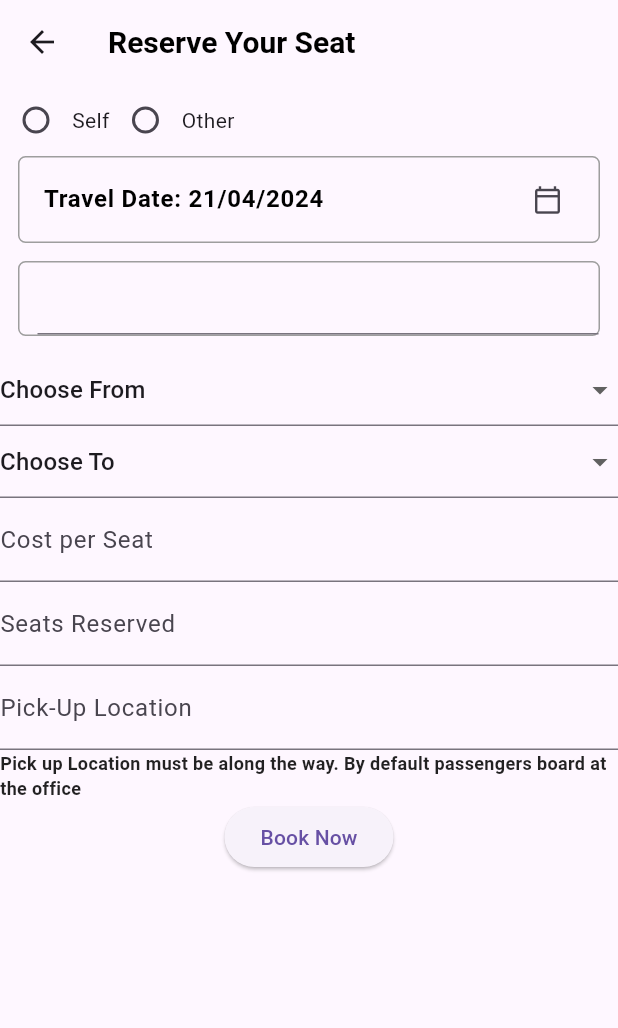
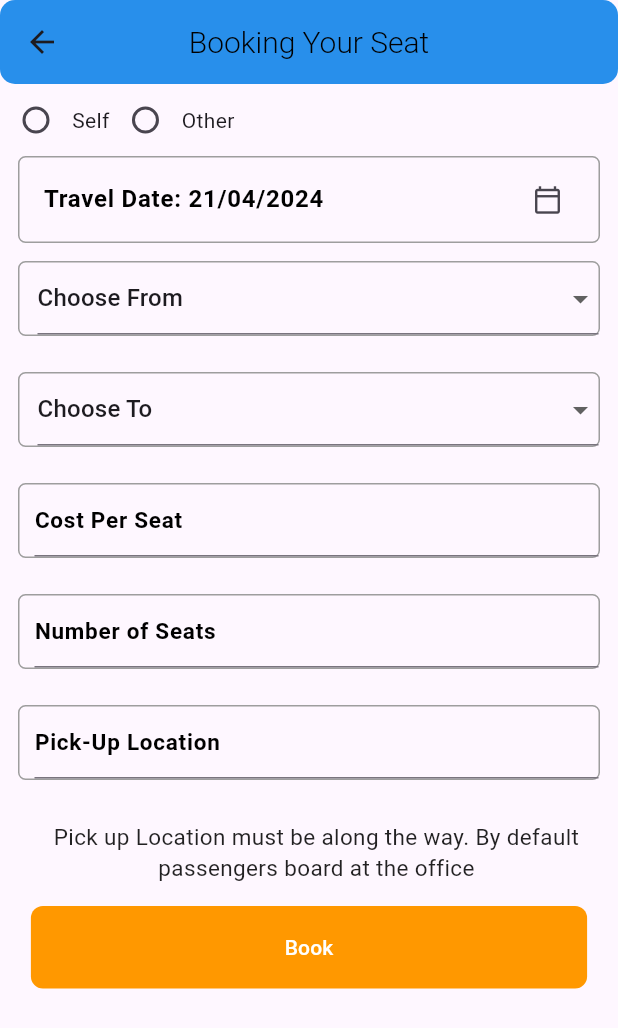
Before and after one commit to mikeyolang/nauliapp, a Flutter app: the BookingForm screen opened directly, on a phone screen of 412 x 824 dp. Shown: the top 1028 px of the screen. Run offline on Flutter 3.47's test engine with Material 3 defaults, Android fonts, the phone set to English and light mode, and no system bars.

Commit message:
Completed the Booking and home page UI

```diff
--- a/lib/Screens/booking.dart
+++ b/lib/Screens/booking.dart
@@ -2,6 +2,7 @@
 
 import 'package:flutter/material.dart';
 import 'package:intl/intl.dart';
+import 'package:nauliapp/Screens/booking_table.dart';
 
 class BookingForm extends StatefulWidget {
   const BookingForm({super.key});
@@ -63,12 +64,25 @@ class _BookingFormState extends State<BookingForm> {
   Widget build(BuildContext context) {
     return Scaffold(
       appBar: AppBar(
+        actions: const [],
+        elevation: 5,
+        backgroundColor: Colors.blue,
+        centerTitle: true,
+        shape: ShapeBorder.lerp(
+          RoundedRectangleBorder(
+            borderRadius: BorderRadius.circular(10),
+          ),
+          RoundedRectangleBorder(
+            borderRadius: BorderRadius.circular(10),
+          ),
+          1,
+        ),
         title: const Text(
-          'Reserve Your Seat',
+          'Booking Your Seat',
           style: TextStyle(
             color: Colors.black,
             fontSize: 20,
-            fontWeight: FontWeight.bold,
+            fontWeight: FontWeight.w300,
             fontFamily: 'Roboto',
           ),
         ),
@@ -118,35 +132,27 @@ class _BookingFormState extends State<BookingForm> {
                 ),
               ),
               Container(
-                padding: const EdgeInsets.only(left: 12),
                 margin: const EdgeInsets.all(12),
                 decoration: BoxDecoration(
                   border: Border.all(color: Colors.grey),
                   borderRadius: BorderRadius.circular(5),
                 ),
-                child: TextFormField(
-                  controller: _departureController,
+                padding: const EdgeInsets.only(left: 12),
+                child: DropdownButtonFormField(
                   decoration: const InputDecoration(
-                    hintText: "",
-                    labelStyle: TextStyle(
-                      color: Colors.black,
-                      fontSize: 16,
-                      fontWeight: FontWeight.bold,
-                      fontFamily: 'Roboto',
+                    focusedBorder: OutlineInputBorder(
+                      borderSide: BorderSide(color: Colors.blue),
                     ),
                   ),
-                  validator: (value) {
-                    if (value!.isEmpty) {
-                      return 'Please enter departure location';
-                    }
-                    return null;
-                  },
-                ),
-              ),
-              DropdownButtonFormField(
                   hint: const Text('From'),
                   value: _from,
-                items: ['Choose From', 'Item 1', 'Item 2', 'Item 3']
+                  items: [
+                    'Choose From',
+                    'Nairobi',
+                    'Mombasa',
+                    'Kisumu',
+                    'Nakuru',
+                  ]
                       .map((value) => DropdownMenuItem(
                             value: value,
                             child: Text(value),
@@ -154,7 +160,20 @@ class _BookingFormState extends State<BookingForm> {
                       .toList(),
                   onChanged: (newValue) => setState(() => _from = newValue!),
                 ),
-              DropdownButtonFormField(
+              ),
+              Container(
+                margin: const EdgeInsets.all(12),
+                decoration: BoxDecoration(
+                  border: Border.all(color: Colors.grey),
+                  borderRadius: BorderRadius.circular(5),
+                ),
+                padding: const EdgeInsets.only(left: 12),
+                child: DropdownButtonFormField(
+                  decoration: const InputDecoration(
+                    focusedBorder: OutlineInputBorder(
+                      borderSide: BorderSide(color: Colors.blue),
+                    ),
+                  ),
                   hint: const Text('To'),
                   value: _to,
                   items: ['Choose To', 'Item 1', 'Item 2', 'Item 3']
@@ -165,51 +184,107 @@ class _BookingFormState extends State<BookingForm> {
                       .toList(),
                   onChanged: (newValue) => setState(() => _to = newValue!),
                 ),
-              TextFormField(
+              ),
+              Container(
+                margin: const EdgeInsets.all(12),
+                decoration: BoxDecoration(
+                  border: Border.all(color: Colors.grey),
+                  borderRadius: BorderRadius.circular(5),
+                ),
+                padding: const EdgeInsets.only(left: 10),
+                child: TextFormField(
                   controller: _costController,
                   decoration: const InputDecoration(
-                  labelText: 'Cost per Seat',
+                    focusedBorder: OutlineInputBorder(
+                      borderSide: BorderSide(color: Colors.blue),
+                    ),
+                    hintText: "Cost Per Seat",
+                    hintStyle: TextStyle(
+                      color: Colors.black,
+                      fontSize: 15,
+                      fontWeight: FontWeight.bold,
+                    ),
                   ),
                   keyboardType: TextInputType.number,
                 ),
-              TextFormField(
+              ),
+              Container(
+                margin: const EdgeInsets.all(12),
+                decoration: BoxDecoration(
+                  border: Border.all(color: Colors.grey),
+                  borderRadius: BorderRadius.circular(5),
+                ),
+                padding: const EdgeInsets.only(left: 10),
+                child: TextFormField(
                   controller: _seatsController,
                   decoration: const InputDecoration(
-                  labelText: 'Seats Reserved',
+                    focusedBorder: OutlineInputBorder(
+                      borderSide: BorderSide(color: Colors.blue),
+                    ),
+                    hintText: "Number of Seats",
+                    hintStyle: TextStyle(
+                      color: Colors.black,
+                      fontSize: 15,
+                      fontWeight: FontWeight.bold,
+                    ),
                   ),
                   keyboardType: TextInputType.number,
-                validator: (value) {
-                  if (value!.isEmpty) {
-                    return 'Please enter number of seats';
-                  }
-                  return null;
-                },
                 ),
-              TextFormField(
+              ),
+              Container(
+                margin: const EdgeInsets.all(12),
+                decoration: BoxDecoration(
+                  border: Border.all(color: Colors.grey),
+                  borderRadius: BorderRadius.circular(5),
+                ),
+                padding: const EdgeInsets.only(left: 10),
+                child: TextFormField(
                   controller: _pickUpController,
                   decoration: const InputDecoration(
-                  labelText: 'Pick-Up Location',
+                    focusedBorder: OutlineInputBorder(
+                      borderSide: BorderSide(color: Colors.blue),
                     ),
-                validator: (value) {
-                  if (value!.isEmpty) {
-                    return 'Please enter pick-up location';
-                  }
-                  return null;
-                },
+                    hintText: "Pick-Up Location",
+                    hintStyle: TextStyle(
+                      color: Colors.black,
+                      fontSize: 15,
+                      fontWeight: FontWeight.bold,
                     ),
-              const Text(
+                  ),
+                ),
+              ),
+              const SizedBox(
+                height: 10,
+              ),
+              // Styling the the below text
+              Container(
+                margin: const EdgeInsets.all(5),
+                padding: const EdgeInsets.only(left: 10),
+                child: const Text(
                   "Pick up Location must be along the way. By default passengers board at the office",
+                  textAlign: TextAlign.center,
                   style: TextStyle(
                     color: Colors.black87,
-                  fontSize: 12,
-                  fontWeight: FontWeight.bold,
+                    fontSize: 15,
+                    // fontWeight: FontWeight.bold is removed
                     fontFamily: 'Roboto',
                   ),
                 ),
-              ElevatedButton(
+              ),
+              const SizedBox(
+                height: 10,
+              ),
+              Container(
+                height: 55,
+                width: MediaQuery.of(context).size.width * .9,
+                decoration: BoxDecoration(
+                  borderRadius: BorderRadius.circular(8),
+                  color: Colors.orange,
+                ),
+                child: TextButton(
                   onPressed: () {
                     if (_formKey.currentState!.validate()) {
-                    // Process data
+                      //Login method will be here
                       print('Booking Details:');
                       print('Departure: ${_departureController.text}');
                       print('Arrival: ${_arrivalController.text}');
@@ -219,10 +294,20 @@ class _BookingFormState extends State<BookingForm> {
                       print(
                           'Travel Date: ${DateFormat.yMd().format(selectedDate)}');
                       print('Departure Time: ${departureTime.format(context)}');
-                    // Here you can add your code to handle the booking data
+                      Navigator.push(
+                        context,
+                        MaterialPageRoute(
+                          builder: (context) => const BookingTable(),
+                        ),
+                      );
+                      //We are going to create a user
                     }
                   },
-                child: const Text('Book Now'),
+                  child: const Text(
+                    "Book",
+                    style: TextStyle(color: Colors.white),
+                  ),
+                ),
               ),
             ],
           ),
--- a/lib/Screens/login.dart
+++ b/lib/Screens/login.dart
@@ -1,7 +1,6 @@
 import 'package:flutter/material.dart';
 import 'package:nauliapp/Common/Widgets/nav_root.dart';
 import 'package:nauliapp/Screens/signup.dart';
-
 
 class LoginScreen extends StatefulWidget {
   const LoginScreen({super.key});
@@ -144,7 +143,8 @@ class _LoginScreenState extends State<LoginScreen> {
                       child: const Text(
                         "LOGIN",
                         style: TextStyle(color: Colors.white),
-                        )),
+                      ),
+                    ),
                   ),
 
                   //Sign up button
--- a/lib/main.dart
+++ b/lib/main.dart
@@ -1,5 +1,6 @@
 import 'package:flutter/material.dart';
 import 'package:nauliapp/Screens/Onboarding/onboarding_screen.dart';
+import 'package:nauliapp/Screens/home.dart';
 
 void main() {
   runApp(const MyApp());
```
Also changed, not shown: lib/Common/Widgets/nav_root.dart (+11 -8 lines), lib/Screens/home.dart (+48 -44 lines), lib/Utils/Dialogs/generic_dialog.dart (added, +34 -0 lines). Lines whose indentation alone changed are shown as unchanged.
